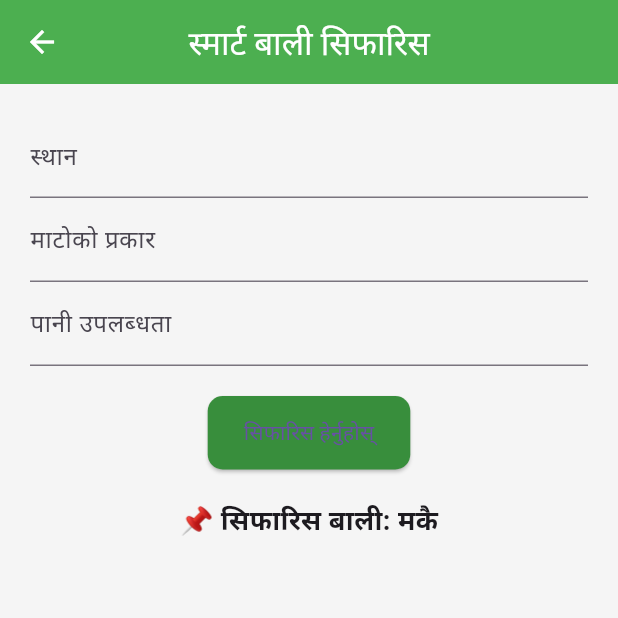
After one commit to ks3891/farmconnect_hack4business, a Flutter app: the SmartCropRecommendationScreen screen opened directly, after a tap on "सिफारिस हेर्नुहोस्", on a phone screen of 412 x 824 dp, the top half of it. The commit adds this screen. Run offline on Flutter 3.47's test engine with Material 3 defaults, Android fonts, the phone set to English and light mode, and no system bars; our stand-ins replace speech_to_text.

Commit message:
soil type reccomend

```diff
--- a/lib/screens/farmer_dashboard.dart
+++ b/lib/screens/farmer_dashboard.dart
@@ -2,6 +2,7 @@ import 'package:flutter/material.dart';
 import '../../widgets/common/sustainability_badge_display.dart';
 import '../../services/sustainability_service.dart';
 import 'dart:math';
+import 'smart_crop_recommendation.dart'; // ✅ Added import
 
 class FarmerDashboard extends StatelessWidget {
   final String farmerName;
@@ -26,8 +27,7 @@ class FarmerDashboard extends StatelessWidget {
   Widget build(BuildContext context) {
     final int sustainabilityScore = 65;
     final today = DateTime.now();
-    final String dateStr =
-        "${today.day}/${today.month}/${today.year}";
+    final String dateStr = "${today.day}/${today.month}/${today.year}";
     final String quote = _quotes[Random().nextInt(_quotes.length)];
 
     return Scaffold(
@@ -39,7 +39,6 @@ class FarmerDashboard extends StatelessWidget {
             icon: const Icon(Icons.refresh),
             tooltip: "रिफ्रेस गर्नुहोस्",
             onPressed: () {
-              // In real apps, trigger reload logic here.
               ScaffoldMessenger.of(context).showSnackBar(
                 const SnackBar(content: Text('ड्यासबोर्ड रिफ्रेस भयो!')),
               );
@@ -109,6 +108,21 @@ class FarmerDashboard extends StatelessWidget {
                     color: Colors.purple,
                     onTap: () {
                       Navigator.pushNamed(context, '/farmer/profile');
+                    },
+                  ),
+                  _buildAnimatedDashboardCard(
+                    // ✅ New card for Smart Crop Recommendation
+                    icon: Icons.agriculture,
+                    label: 'स्मार्ट बाली सिफारिस',
+                    color: Colors.teal,
+                    onTap: () {
+                      Navigator.push(
+                        context,
+                        MaterialPageRoute(
+                          builder: (context) =>
+                              const SmartCropRecommendationScreen(),
+                        ),
+                      );
                     },
                   ),
                 ],
--- /dev/null
+++ b/lib/screens/smart_crop_recommendation.dart
@@ -0,0 +1,100 @@
+import 'package:flutter/material.dart';
+
+class SmartCropRecommendationScreen extends StatefulWidget {
+  const SmartCropRecommendationScreen({super.key});
+
+  @override
+  State<SmartCropRecommendationScreen> createState() =>
+      _SmartCropRecommendationScreenState();
+}
+
+class _SmartCropRecommendationScreenState
+    extends State<SmartCropRecommendationScreen> {
+  final TextEditingController locationController = TextEditingController();
+  final TextEditingController soilController = TextEditingController();
+  final TextEditingController waterController = TextEditingController();
+  String recommendation = '';
+
+  void generateRecommendation() {
+    String soil = soilController.text.toLowerCase();
+    String water = waterController.text.toLowerCase();
+
+    String result = 'मकै'; // Default recommendation
+
+    if (soil.contains('लोम') && water.contains('धेरै')) {
+      result = 'धान';
+    } else if (soil.contains('बालु') && water.contains('कम')) {
+      result = 'गहुँ';
+    } else if (soil.contains('कालो')) {
+      result = 'आलु';
+    } else if (soil.contains('चिकन') || soil.contains('clay')) {
+      if (water.contains('मध्यम') || water.contains('कम')) {
+        result = 'चना';
+      } else {
+        result = 'तेलहन';
+      }
+    } else if (soil.contains('रेतीलो') || soil.contains('sand')) {
+      if (water.contains('कम')) {
+        result = 'कागती';
+      } else {
+        result = 'खरबुजा';
+      }
+    } else if (soil.contains('पानीलो') || soil.contains('moist')) {
+      result = 'काँक्रो';
+    } else if (soil.contains('छोटो') ||
+        soil.contains('शुष्क') ||
+        water.contains('कम')) {
+      result = 'मसुरो';
+    } else if (soil.contains('पर्वतीय') ||
+        locationController.text.toLowerCase().contains('पहाड')) {
+      result = 'कोदो';
+    } else if (locationController.text.toLowerCase().contains('तराई')) {
+      result = 'गन्ना';
+    }
+
+    setState(() {
+      recommendation = result;
+    });
+  }
+
+  @override
+  Widget build(BuildContext context) {
+    return Scaffold(
+      appBar: AppBar(
+        title: const Text('स्मार्ट बाली सिफारिस'),
+        centerTitle: true,
+      ),
+      body: Padding(
+        padding: const EdgeInsets.all(20),
+        child: Column(
+          children: [
+            TextField(
+              controller: locationController,
+              decoration: const InputDecoration(labelText: 'स्थान'),
+            ),
+            TextField(
+              controller: soilController,
+              decoration: const InputDecoration(labelText: 'माटोको प्रकार'),
+            ),
+            TextField(
+              controller: waterController,
+              decoration: const InputDecoration(labelText: 'पानी उपलब्धता'),
+            ),
+            const SizedBox(height: 20),
+            ElevatedButton(
+              onPressed: generateRecommendation,
+              child: const Text('सिफारिस हेर्नुहोस्'),
+            ),
+            const SizedBox(height: 20),
+            if (recommendation.isNotEmpty)
+              Text(
+                '📌 सिफारिस बाली: $recommendation',
+                style:
+                    const TextStyle(fontWeight: FontWeight.bold, fontSize: 18),
+              ),
+          ],
+        ),
+      ),
+    );
+  }
+}
```
